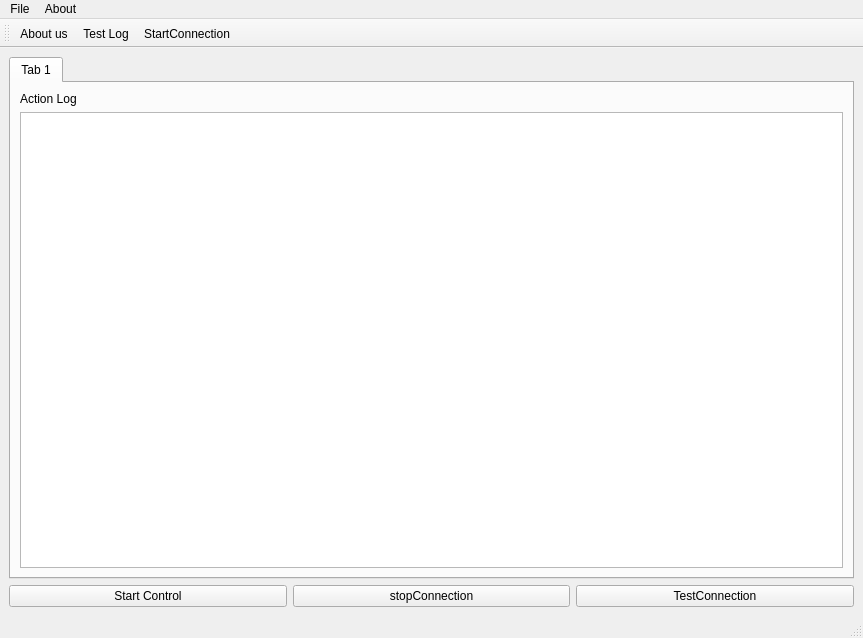
Before: the Qt Designer form mainwindow.ui in duqcyxwd/LeapRobot, drawn with Qt 5.
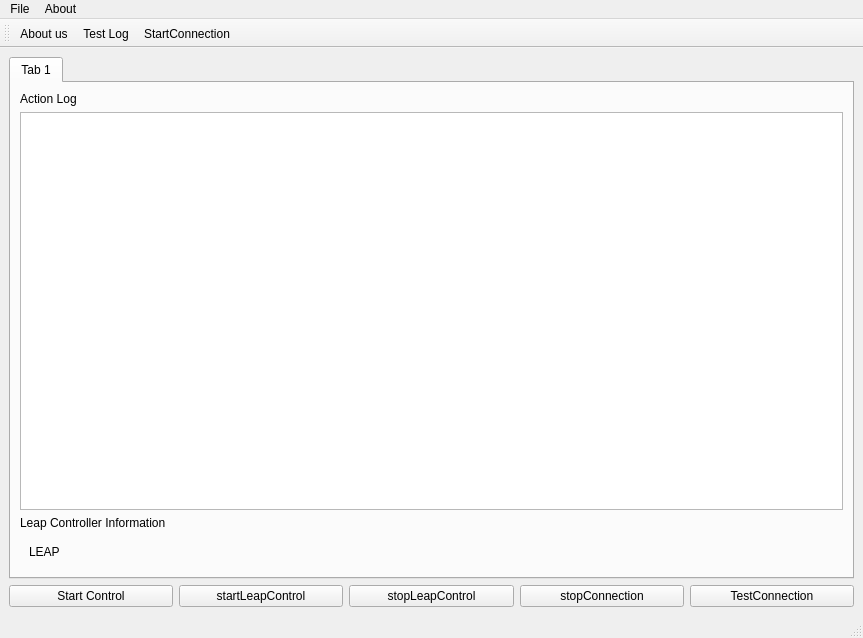
After: the same form once the commit is applied.

Commit message: connect leap to program

What changed in the file:
```diff
--- a/mainwindow.ui
+++ b/mainwindow.ui
@@ -52,6 +52,44 @@
           <item>
            <widget class="QListWidget" name="logList"/>
           </item>
+          <item>
+           <widget class="QLabel" name="label_2">
+            <property name="text">
+             <string>Leap Controller Information</string>
+            </property>
+           </widget>
+          </item>
+          <item>
+           <widget class="QWidget" name="widget" native="true">
+            <property name="sizePolicy">
+             <sizepolicy hsizetype="Preferred" vsizetype="Fixed">
+              <horstretch>0</horstretch>
+              <verstretch>0</verstretch>
+             </sizepolicy>
+            </property>
+            <property name="minimumSize">
+             <size>
+              <width>0</width>
+              <height>30</height>
+             </size>
+            </property>
+            <layout class="QVBoxLayout" name="verticalLayout_4">
+             <item>
+              <widget class="QLabel" name="leapInfo">
+               <property name="sizePolicy">
+                <sizepolicy hsizetype="Expanding" vsizetype="Expanding">
+                 <horstretch>0</horstretch>
+                 <verstretch>0</verstretch>
+                </sizepolicy>
+               </property>
+               <property name="text">
+                <string>LEAP</string>
+               </property>
+              </widget>
+             </item>
+            </layout>
+           </widget>
+          </item>
          </layout>
         </item>
        </layout>
@@ -67,6 +105,20 @@
         </property>
        </widget>
       </item>
+      <item>
+       <widget class="QPushButton" name="startLeapController">
+        <property name="text">
+         <string>startLeapControl</string>
+        </property>
+       </widget>
+      </item>
+      <item>
+       <widget class="QPushButton" name="stopLeapController">
+        <property name="text">
+         <string>stopLeapControl</string>
+        </property>
+       </widget>
+      </item>
       <item>
        <widget class="QPushButton" name="stopConnection">
         <property name="text">
```
Left out of the diff: 2 changed lines with no effect on the pictures. The commit also changes 3 other files.
